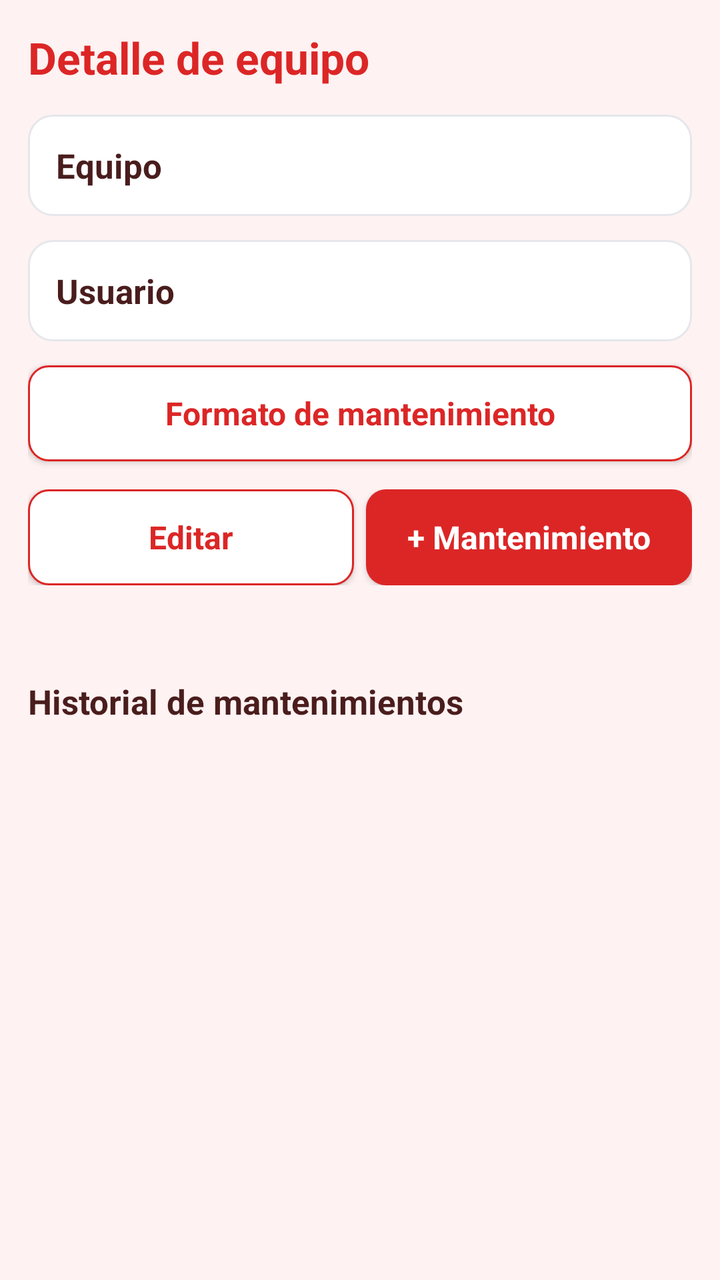
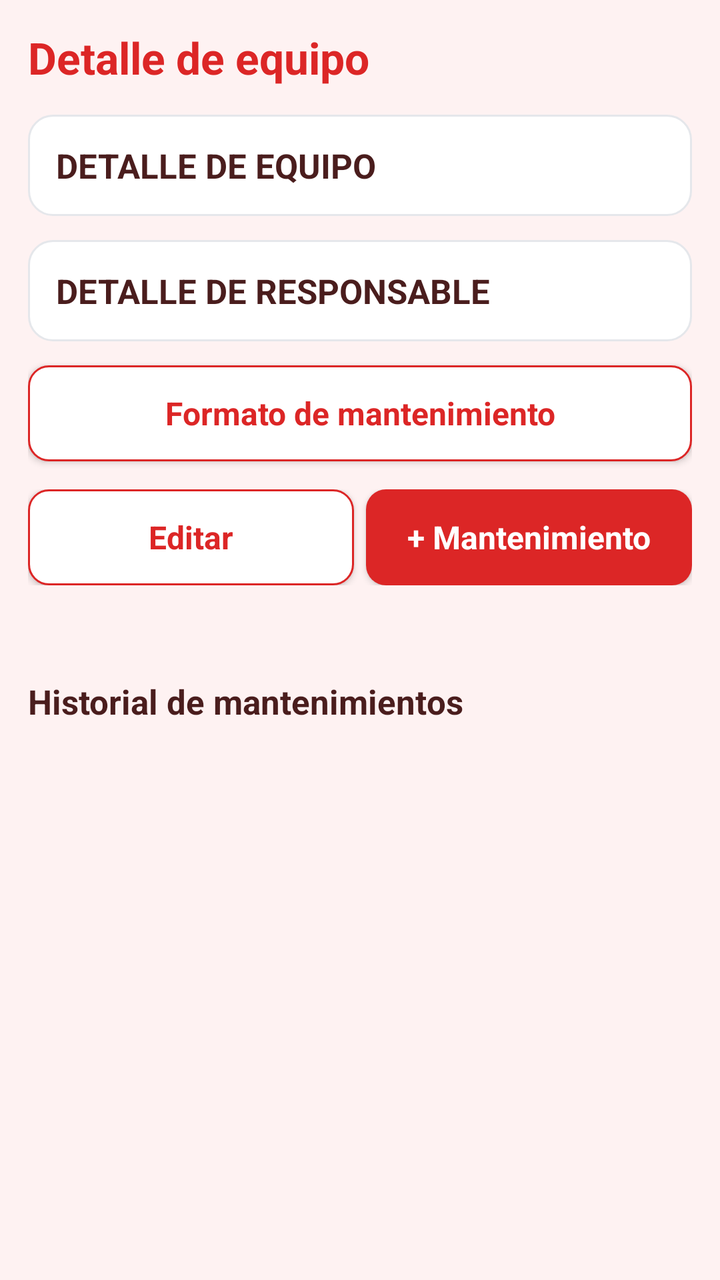

Before-and-after screenshots of an Android layout around one commit, followed by the original layout XML and the change that was made.
<!-- AndroidManifest.xml: application theme AppTheme -->
<!-- res/layout/activity_equipo_detail.xml -->
<?xml version="1.0" encoding="utf-8"?>
<LinearLayout xmlns:android="http://schemas.android.com/apk/res/android"
    android:layout_width="match_parent"
    android:layout_height="match_parent"
    android:orientation="vertical"
    android:fitsSystemWindows="true"
    android:background="@color/bg">

    <TextView
        android:id="@+id/detTitle"
        android:layout_width="wrap_content"
        android:layout_height="wrap_content"
        android:layout_margin="14dp"
        style="@style/Title"
        android:text="Detalle de equipo" />

    <ScrollView
        android:layout_width="match_parent"
        android:layout_height="0dp"
        android:layout_weight="1">

        <LinearLayout
            android:layout_width="match_parent"
            android:layout_height="wrap_content"
            android:orientation="vertical"
            android:paddingLeft="14dp"
            android:paddingRight="14dp"
            android:paddingBottom="8dp">

            <LinearLayout
                android:id="@+id/detEquipoCard"
                android:layout_width="match_parent"
                android:layout_height="wrap_content"
                android:orientation="vertical"
                style="@style/Card">

                <TextView
                    android:layout_width="wrap_content"
                    android:layout_height="wrap_content"
                    style="@style/Section"
                    android:text="Equipo" />
            </LinearLayout>

            <LinearLayout
                android:id="@+id/detResponsableCard"
                android:layout_width="match_parent"
                android:layout_height="wrap_content"
                android:layout_marginTop="12dp"
                android:orientation="vertical"
                style="@style/Card">

                <TextView
                    android:layout_width="wrap_content"
                    android:layout_height="wrap_content"
                    style="@style/Section"
                    android:text="Usuario" />
            </LinearLayout>

            <Button
                android:id="@+id/btnFormato"
                style="@style/BtnOutline"
                android:layout_width="match_parent"
                android:layout_height="wrap_content"
                android:layout_marginTop="12dp"
                android:text="Formato de mantenimiento" />

            <LinearLayout
                android:layout_width="match_parent"
                android:layout_height="wrap_content"
                android:layout_marginTop="14dp"
                android:orientation="horizontal">

                <Button
                    android:id="@+id/btnEditarEquipo"
                    style="@style/BtnOutline"
                    android:layout_width="0dp"
                    android:layout_height="wrap_content"
                    android:layout_weight="1"
                    android:layout_marginRight="6dp"
                    android:text="Editar" />

                <Button
                    android:id="@+id/btnNuevoMant"
                    style="@style/BtnPrimary"
                    android:layout_width="0dp"
                    android:layout_height="wrap_content"
                    android:layout_weight="1"
                    android:text="+ Mantenimiento" />
            </LinearLayout>
        </LinearLayout>
    </ScrollView>

    <LinearLayout
        android:layout_width="match_parent"
        android:layout_height="wrap_content"
        android:orientation="horizontal"
        android:paddingLeft="14dp"
        android:paddingRight="14dp"
        android:paddingTop="10dp"
        android:paddingBottom="6dp">

        <TextView
            android:layout_width="wrap_content"
            android:layout_height="wrap_content"
            style="@style/Section"
            android:text="Historial de mantenimientos" />
    </LinearLayout>

    <ListView
        android:id="@+id/listaMants"
        android:layout_width="match_parent"
        android:layout_height="0dp"
        android:layout_weight="1"
        android:divider="@null"
        android:dividerHeight="0dp" />
</LinearLayout>
<!-- resources referenced by this layout -->
<resources>
  <color name="bg">#FEF2F2</color>
  <style name="BtnOutline" parent="android:Widget.Button">
          <item name="android:background">@drawable/bg_button_outline</item>
          <item name="android:textColor">@color/primary</item>
          <item name="android:textSize">16sp</item>
          <item name="android:textStyle">bold</item>
          <item name="android:textAllCaps">false</item>
          <item name="android:paddingLeft">18dp</item>
          <item name="android:paddingRight">18dp</item>
          <item name="android:paddingTop">10dp</item>
          <item name="android:paddingBottom">10dp</item>
      </style>
  <style name="BtnPrimary" parent="android:Widget.Button">
          <item name="android:background">@drawable/bg_button_primary</item>
          <item name="android:textColor">#FFFFFF</item>
          <item name="android:textSize">16sp</item>
          <item name="android:textStyle">bold</item>
          <item name="android:textAllCaps">false</item>
          <item name="android:paddingLeft">18dp</item>
          <item name="android:paddingRight">18dp</item>
          <item name="android:paddingTop">10dp</item>
          <item name="android:paddingBottom">10dp</item>
      </style>
  <style name="Card">
          <item name="android:background">@drawable/bg_card</item>
          <item name="android:padding">14dp</item>
      </style>
  <style name="Section">
          <item name="android:textSize">17sp</item>
          <item name="android:textStyle">bold</item>
          <item name="android:textColor">@color/text_primary</item>
      </style>
  <style name="Title">
          <item name="android:textSize">22sp</item>
          <item name="android:textStyle">bold</item>
          <item name="android:textColor">@color/primary</item>
      </style>
  <style name="AppTheme" parent="android:Theme.Material.Light.NoActionBar">
          <item name="android:statusBarColor">@color/primary</item>
          <item name="android:navigationBarColor">@color/primary</item>
          <item name="android:windowBackground">@color/bg</item>
          <item name="android:colorAccent">@color/primary</item>
          <item name="android:forceDarkAllowed">false</item>
          <item name="android:windowOptOutEdgeToEdgeEnforcement">true</item>
          <item name="android:windowLayoutInDisplayCutoutMode">shortEdges</item>
      </style>
  <color name="primary">#DC2626</color>
  <!-- drawable bg_button_primary (drawable) -->
  <?xml version="1.0" encoding="utf-8"?>
  <selector xmlns:android="http://schemas.android.com/apk/res/android">
      <item android:state_pressed="true">
          <shape android:shape="rectangle">
              <solid android:color="@color/primary_dark" />
              <corners android:radius="10dp" />
          </shape>
      </item>
      <item>
          <shape android:shape="rectangle">
              <solid android:color="@color/primary" />
              <corners android:radius="10dp" />
          </shape>
      </item>
  </selector>
  <!-- drawable bg_card (drawable) -->
  <?xml version="1.0" encoding="utf-8"?>
  <shape xmlns:android="http://schemas.android.com/apk/res/android" android:shape="rectangle">
      <solid android:color="@color/card" />
      <stroke android:width="1dp" android:color="@color/border" />
      <corners android:radius="12dp" />
  </shape>
  <color name="text_primary">#4A1D1D</color>
  <color name="primary_light">#FEE2E2</color>
  <color name="card">#FFFFFF</color>
  <color name="primary_dark">#B91C1C</color>
  <color name="border">#E5E7EB</color>
  <!-- unchanged entries left out for length: 1 -->
</resources>

<!-- the commit's change to res/layout/activity_equipo_detail.xml (unified diff, before → after) -->
@@ -38,7 +38,7 @@
                     android:layout_width="wrap_content"
                     android:layout_height="wrap_content"
                     style="@style/Section"
-                    android:text="Equipo" />
+                    android:text="DETALLE DE EQUIPO" />
             </LinearLayout>
 
             <LinearLayout
@@ -53,7 +53,7 @@
                     android:layout_width="wrap_content"
                     android:layout_height="wrap_content"
                     style="@style/Section"
-                    android:text="Usuario" />
+                    android:text="DETALLE DE RESPONSABLE" />
             </LinearLayout>
 
             <Button
